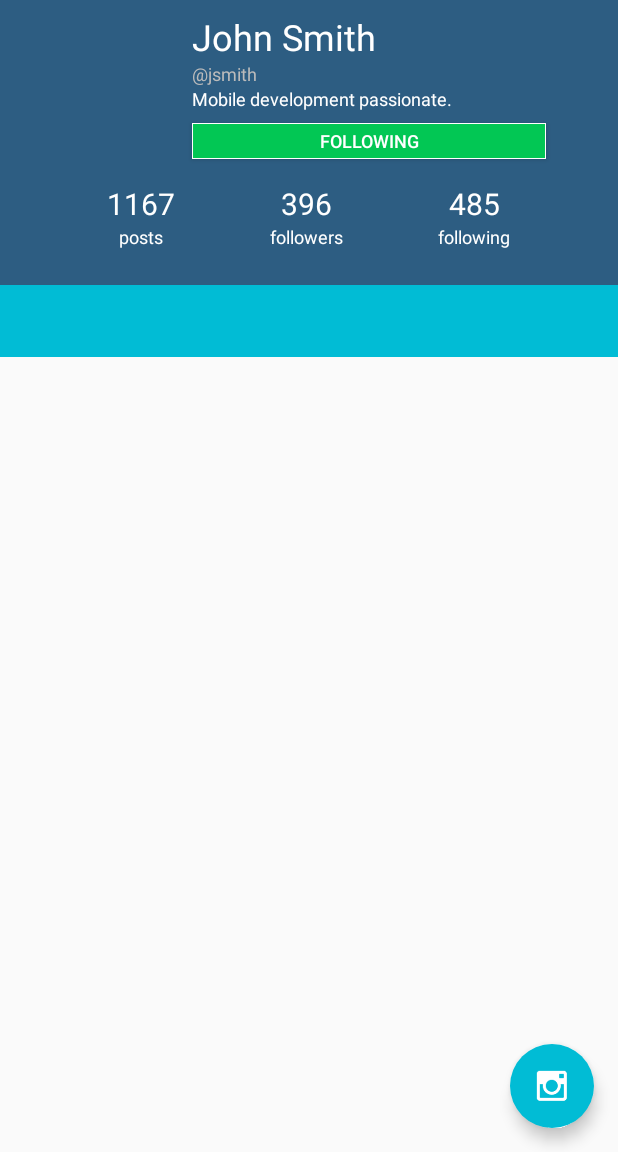
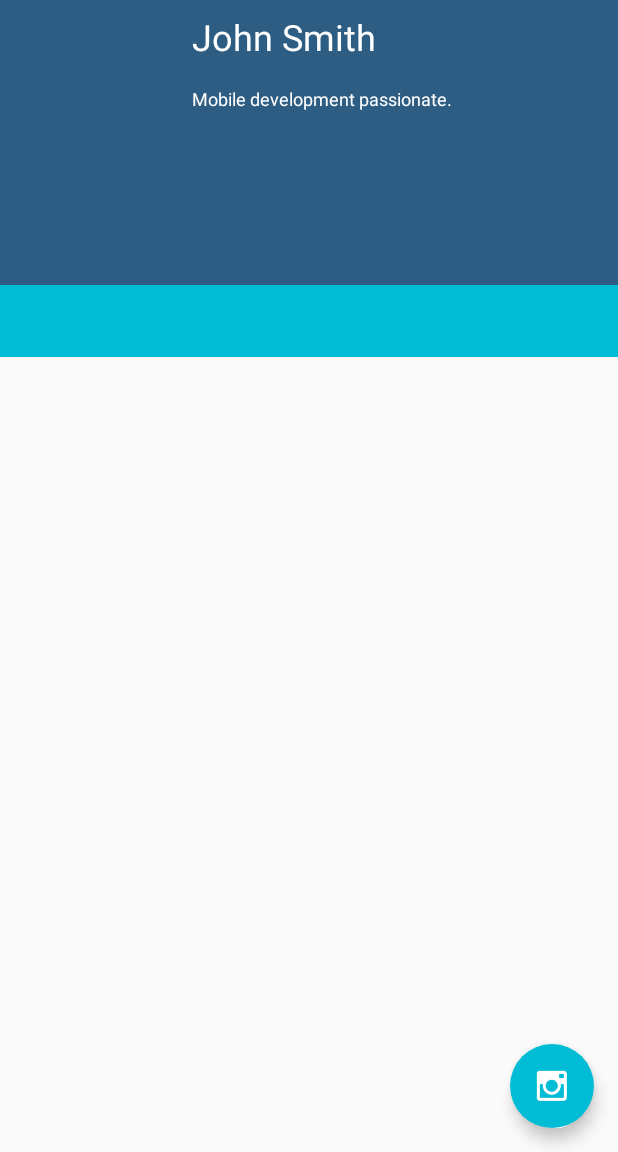
Before and after one commit to saburovatory/fashiongram, an Android app: the layout activity_user_profile.xml on its own in the app's theme, with its tools: preview values and no code run, on a phone screen of 412 x 824 dp, the part 84-1236 px from its top. Run offline under Robolectric (Android 15) with nearby library versions, the phone set to English and light mode, and no system bars.

Commit message:
Made invisible some items

```diff
--- a/app/src/main/res/layout/activity_user_profile.xml
+++ b/app/src/main/res/layout/activity_user_profile.xml
@@ -80,7 +80,8 @@
                                 android:layout_height="wrap_content"
                                 android:text="\@jsmith"
                                 android:textColor="#bbbbbb"
-                                android:textSize="12sp" />
+                                android:textSize="12sp"
+                                android:visibility="invisible" />
 
                             <TextView
                                 android:layout_width="match_parent"
@@ -98,7 +99,8 @@
                                 android:background="@drawable/btn_following"
                                 android:text="following"
                                 android:textColor="#ffffff"
-                                android:textSize="12sp" />
+                                android:textSize="12sp"
+                                android:visibility="invisible" />
 
                         </LinearLayout>
                     </LinearLayout>
@@ -109,7 +111,8 @@
                         android:layout_height="wrap_content"
                         android:layout_marginLeft="16dp"
                         android:layout_marginRight="16dp"
-                        android:layout_marginTop="16dp">
+                        android:layout_marginTop="16dp"
+                        android:visibility="invisible" >
 
                         <LinearLayout
                             android:layout_width="wrap_content"
```
